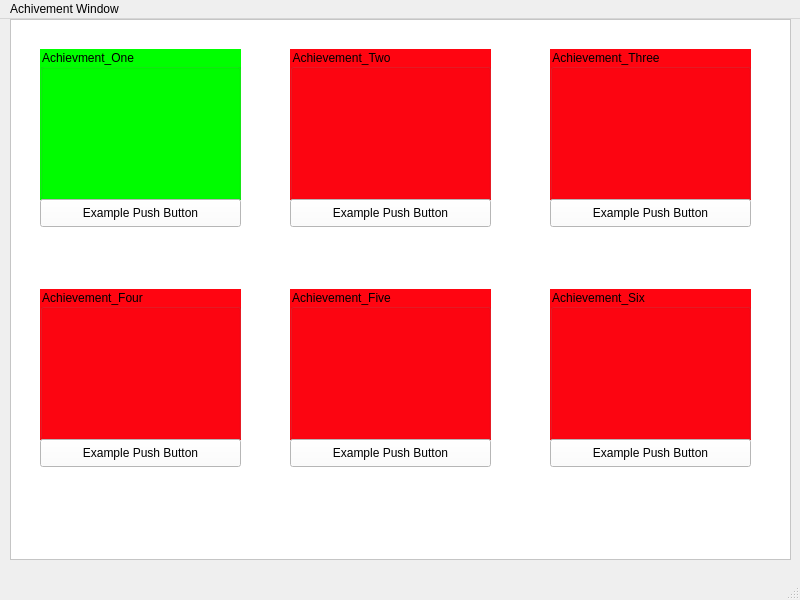
Qt form Project/AchievementPrototype/ProgramUI.ui (TylerLillis/Group5-A3) before a commit.
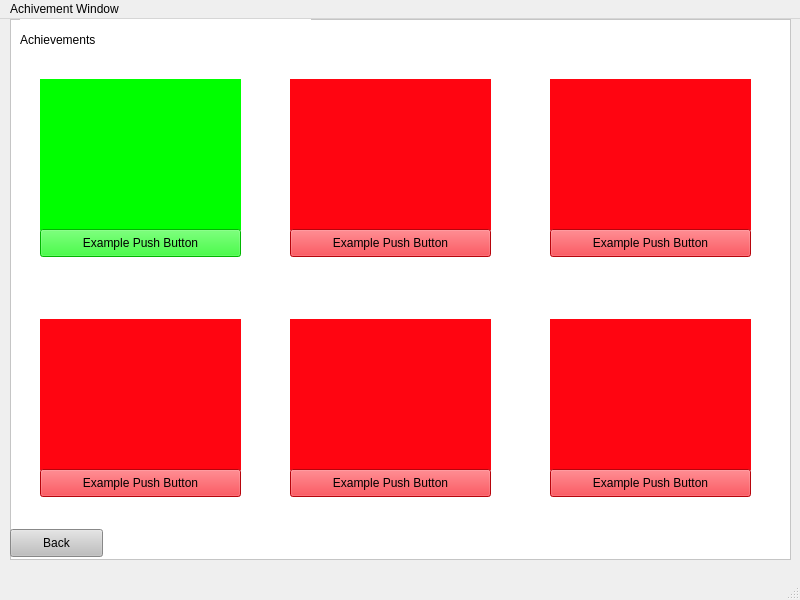
The same form after that commit. Custom widgets are drawn as their Qt base class.

The edit to the form file:
```diff
--- a/Project/AchievementPrototype/ProgramUI.ui
+++ b/Project/AchievementPrototype/ProgramUI.ui
@@ -32,11 +32,11 @@
     <property name="frameShadow">
      <enum>QFrame::Raised</enum>
     </property>
-    <widget class="QGroupBox" name="ExampleGroupBox">
+    <widget class="QFrame" name="ExampleFrame">
      <property name="geometry">
       <rect>
        <x>30</x>
-       <y>30</y>
+       <y>60</y>
        <width>201</width>
        <height>151</height>
       </rect>
@@ -47,18 +47,12 @@
      <property name="styleSheet">
       <string notr="true">background-color: rgb(0, 255, 0);</string>
      </property>
-     <property name="title">
-      <string>Achievment_One</string>
-     </property>
-     <property name="flat">
-      <bool>false</bool>
-     </property>
     </widget>
-    <widget class="QGroupBox" name="groupBox_2">
+    <widget class="RedFrames" name="frame">
      <property name="geometry">
       <rect>
        <x>280</x>
-       <y>30</y>
+       <y>60</y>
        <width>201</width>
        <height>151</height>
       </rect>
@@ -66,15 +60,12 @@
      <property name="styleSheet">
       <string notr="true">background-color: rgb(255, 5, 17);</string>
      </property>
-     <property name="title">
-      <string>Achievement_Two</string>
-     </property>
     </widget>
-    <widget class="QGroupBox" name="groupBox_5">
+    <widget class="RedFrames" name="frame_2">
      <property name="geometry">
       <rect>
        <x>540</x>
-       <y>30</y>
+       <y>60</y>
        <width>201</width>
        <height>151</height>
       </rect>
@@ -82,15 +73,12 @@
      <property name="styleSheet">
       <string notr="true">background-color: rgb(255, 5, 17);</string>
      </property>
-     <property name="title">
-      <string>Achievement_Three</string>
-     </property>
     </widget>
-    <widget class="QGroupBox" name="groupBox_6">
+    <widget class="RedFrames" name="frame_6">
      <property name="geometry">
       <rect>
        <x>540</x>
-       <y>270</y>
+       <y>300</y>
        <width>201</width>
        <height>151</height>
       </rect>
@@ -98,15 +86,12 @@
      <property name="styleSheet">
       <string notr="true">background-color: rgb(255, 5, 17);</string>
      </property>
-     <property name="title">
-      <string>Achievement_Six</string>
-     </property>
     </widget>
-    <widget class="QGroupBox" name="groupBox_7">
+    <widget class="RedFrames" name="frame_4">
      <property name="geometry">
       <rect>
        <x>280</x>
-       <y>270</y>
+       <y>300</y>
        <width>201</width>
        <height>151</height>
       </rect>
@@ -114,15 +99,12 @@
      <property name="styleSheet">
       <string notr="true">background-color: rgb(255, 5, 17);</string>
      </property>
-     <property name="title">
-      <string>Achievement_Five</string>
-     </property>
     </widget>
-    <widget class="QGroupBox" name="groupBox_8">
+    <widget class="RedFrames" name="frame_3">
      <property name="geometry">
       <rect>
        <x>30</x>
-       <y>270</y>
+       <y>300</y>
        <width>201</width>
        <height>151</height>
       </rect>
@@ -130,21 +112,18 @@
      <property name="styleSheet">
       <string notr="true">background-color: rgb(255, 5, 17);</string>
      </property>
-     <property name="title">
-      <string>Achievement_Four</string>
-     </property>
     </widget>
     <widget class="QPushButton" name="ExamplePushbutton">
      <property name="geometry">
       <rect>
        <x>30</x>
-       <y>180</y>
+       <y>210</y>
        <width>201</width>
        <height>28</height>
       </rect>
      </property>
      <property name="styleSheet">
-      <string notr="true"/>
+      <string notr="true">background-color: rgb(0, 255, 0);</string>
      </property>
      <property name="text">
       <string>Example Push Button</string>
@@ -154,11 +133,14 @@
      <property name="geometry">
       <rect>
        <x>280</x>
-       <y>180</y>
+       <y>210</y>
        <width>201</width>
        <height>28</height>
       </rect>
      </property>
+     <property name="styleSheet">
+      <string notr="true">background-color: rgb(255, 5, 17);</string>
+     </property>
      <property name="text">
       <string>Example Push Button</string>
      </property>
@@ -167,11 +149,14 @@
      <property name="geometry">
       <rect>
        <x>540</x>
-       <y>180</y>
+       <y>210</y>
        <width>201</width>
        <height>28</height>
       </rect>
      </property>
+     <property name="styleSheet">
+      <string notr="true">background-color: rgb(255, 5, 17);</string>
+     </property>
      <property name="text">
       <string>Example Push Button</string>
      </property>
@@ -180,11 +165,14 @@
      <property name="geometry">
       <rect>
        <x>30</x>
-       <y>420</y>
+       <y>450</y>
        <width>201</width>
        <height>28</height>
       </rect>
      </property>
+     <property name="styleSheet">
+      <string notr="true">background-color: rgb(255, 5, 17);</string>
+     </property>
      <property name="text">
       <string>Example Push Button</string>
      </property>
@@ -193,11 +181,14 @@
      <property name="geometry">
       <rect>
        <x>280</x>
-       <y>420</y>
+       <y>450</y>
        <width>201</width>
        <height>28</height>
       </rect>
      </property>
+     <property name="styleSheet">
+      <string notr="true">background-color: rgb(255, 5, 17);</string>
+     </property>
      <property name="text">
       <string>Example Push Button</string>
      </property>
@@ -206,15 +197,50 @@
      <property name="geometry">
       <rect>
        <x>540</x>
-       <y>420</y>
+       <y>450</y>
        <width>201</width>
        <height>28</height>
       </rect>
      </property>
+     <property name="styleSheet">
+      <string notr="true">background-color: rgb(255, 5, 17);</string>
+     </property>
      <property name="text">
       <string>Example Push Button</string>
      </property>
     </widget>
+    <widget class="QPushButton" name="BackButton">
+     <property name="geometry">
+      <rect>
+       <x>0</x>
+       <y>510</y>
+       <width>93</width>
+       <height>28</height>
+      </rect>
+     </property>
+     <property name="styleSheet">
+      <string notr="true">background-color: rgb(191, 191, 191);</string>
+     </property>
+     <property name="text">
+      <string>Back</string>
+     </property>
+    </widget>
+    <widget class="QLabel" name="label">
+     <property name="geometry">
+      <rect>
+       <x>10</x>
+       <y>0</y>
+       <width>291</width>
+       <height>41</height>
+      </rect>
+     </property>
+     <property name="autoFillBackground">
+      <bool>false</bool>
+     </property>
+     <property name="text">
+      <string>Achievements</string>
+     </property>
+    </widget>
    </widget>
   </widget>
   <widget class="QMenuBar" name="menubar">
@@ -235,6 +261,19 @@
   </widget>
   <widget class="QStatusBar" name="statusbar"/>
  </widget>
+ <customwidgets>
+  <customwidget>
+   <class>PushButtons</class>
+   <extends>QPushButton</extends>
+   <header>pushbuttons.h</header>
+  </customwidget>
+  <customwidget>
+   <class>RedFrames</class>
+   <extends>QFrame</extends>
+   <header>redframes.h</header>
+   <container>1</container>
+  </customwidget>
+ </customwidgets>
  <resources/>
  <connections/>
 </ui>
```
Left out of the diff: 12 changed lines with no effect on the pictures.
